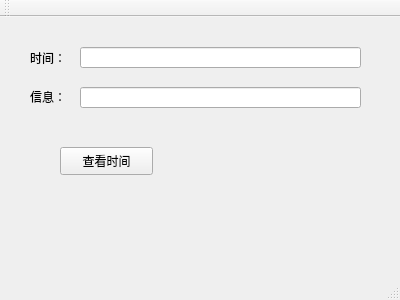
Above: client/mainwindow.ui from chendante/Network-homework before the change. Below: the same form after it.
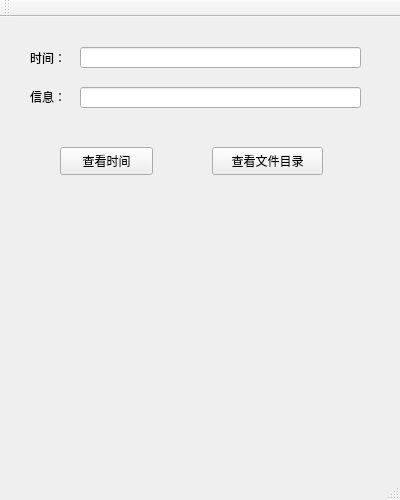
That is the form after the change.

The edit to the form file:
```diff
--- a/client/mainwindow.ui
+++ b/client/mainwindow.ui
@@ -7,7 +7,7 @@
     <x>0</x>
     <y>0</y>
     <width>400</width>
-    <height>300</height>
+    <height>500</height>
    </rect>
   </property>
   <property name="windowTitle">
@@ -73,6 +73,19 @@
      <string>查看时间</string>
     </property>
    </widget>
+   <widget class="QPushButton" name="pushButton_2">
+    <property name="geometry">
+     <rect>
+      <x>212</x>
+      <y>130</y>
+      <width>111</width>
+      <height>28</height>
+     </rect>
+    </property>
+    <property name="text">
+     <string>查看文件目录</string>
+    </property>
+   </widget>
   </widget>
   <widget class="QMenuBar" name="menuBar">
    <property name="geometry">
```
